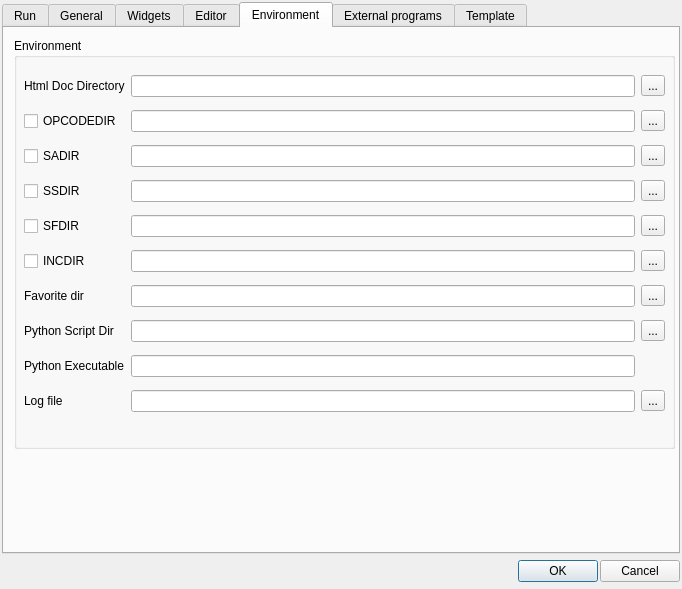
This is src/configdialog.ui in CsoundQt/CsoundQt as Qt 5 draws it before an edit. The edited form follows.
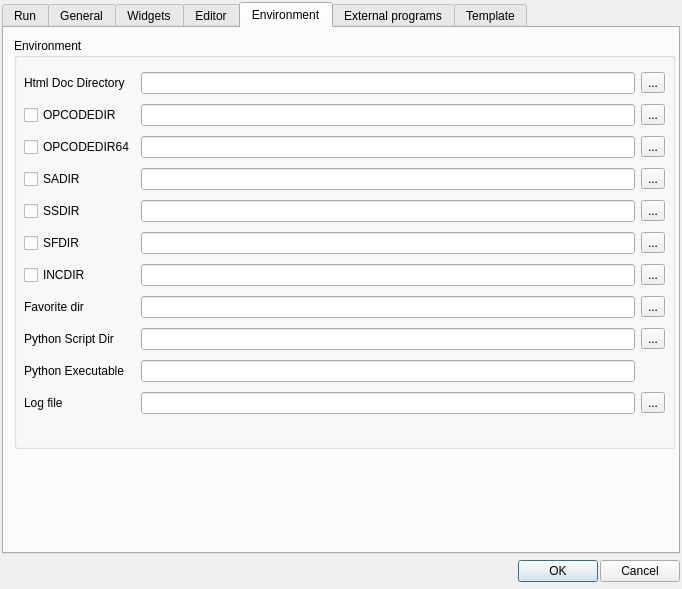
This is the edited form. The open tabs and pages were chosen to show the change.

Commit message: Added support for OPCODEDIR64

```diff
--- a/src/configdialog.ui
+++ b/src/configdialog.ui
@@ -1511,7 +1511,7 @@
           <x>10</x>
           <y>30</y>
           <width>641</width>
-          <height>354</height>
+          <height>359</height>
          </rect>
         </property>
         <layout class="QGridLayout" name="environLayout">
@@ -1545,7 +1545,7 @@
            </property>
           </widget>
          </item>
-         <item row="2" column="0">
+         <item row="3" column="0">
           <widget class="QCheckBox" name="SadirCheckBox">
            <property name="enabled">
             <bool>true</bool>
@@ -1555,21 +1555,21 @@
            </property>
           </widget>
          </item>
-         <item row="2" column="2">
+         <item row="3" column="2">
           <widget class="QLineEdit" name="SadirLineEdit">
            <property name="enabled">
             <bool>true</bool>
            </property>
           </widget>
          </item>
-         <item row="2" column="3">
+         <item row="3" column="3">
           <widget class="QToolButton" name="sadirToolButton">
            <property name="text">
             <string>...</string>
            </property>
           </widget>
          </item>
-         <item row="3" column="0">
+         <item row="4" column="0">
           <widget class="QCheckBox" name="SsdirCheckBox">
            <property name="enabled">
             <bool>true</bool>
@@ -1579,21 +1579,21 @@
            </property>
           </widget>
          </item>
-         <item row="3" column="2">
+         <item row="4" column="2">
           <widget class="QLineEdit" name="SsdirLineEdit">
            <property name="enabled">
             <bool>true</bool>
            </property>
           </widget>
          </item>
-         <item row="3" column="3">
+         <item row="4" column="3">
           <widget class="QToolButton" name="ssdirToolButton">
            <property name="text">
             <string>...</string>
            </property>
           </widget>
          </item>
-         <item row="4" column="0">
+         <item row="5" column="0">
           <widget class="QCheckBox" name="SfdirCheckBox">
            <property name="enabled">
             <bool>true</bool>
@@ -1603,21 +1603,21 @@
            </property>
           </widget>
          </item>
-         <item row="4" column="2">
+         <item row="5" column="2">
           <widget class="QLineEdit" name="SfdirLineEdit">
            <property name="enabled">
             <bool>true</bool>
            </property>
           </widget>
          </item>
-         <item row="4" column="3">
+         <item row="5" column="3">
           <widget class="QToolButton" name="sfdirToolButton">
            <property name="text">
             <string>...</string>
            </property>
           </widget>
          </item>
-         <item row="5" column="0">
+         <item row="6" column="0">
           <widget class="QCheckBox" name="IncdirCheckBox">
            <property name="enabled">
             <bool>true</bool>
@@ -1627,14 +1627,14 @@
            </property>
           </widget>
          </item>
-         <item row="5" column="2">
+         <item row="6" column="2">
           <widget class="QLineEdit" name="IncdirLineEdit">
            <property name="enabled">
             <bool>true</bool>
            </property>
           </widget>
          </item>
-         <item row="5" column="3">
+         <item row="6" column="3">
           <widget class="QToolButton" name="incdirToolButton">
            <property name="text">
             <string>...</string>
@@ -1651,83 +1651,103 @@
            </property>
           </widget>
          </item>
-         <item row="6" column="2">
+         <item row="7" column="2">
           <widget class="QLineEdit" name="favoriteLineEdit">
            <property name="enabled">
             <bool>true</bool>
            </property>
           </widget>
          </item>
-         <item row="6" column="3">
+         <item row="7" column="3">
           <widget class="QToolButton" name="favoriteToolButton">
            <property name="text">
             <string>...</string>
            </property>
           </widget>
          </item>
-         <item row="6" column="0">
+         <item row="7" column="0">
           <widget class="QLabel" name="label_28">
            <property name="text">
             <string>Favorite dir</string>
            </property>
           </widget>
          </item>
-         <item row="7" column="3">
+         <item row="8" column="3">
           <widget class="QToolButton" name="pythonDirToolButton">
            <property name="text">
             <string>...</string>
            </property>
           </widget>
          </item>
-         <item row="7" column="2">
+         <item row="8" column="2">
           <widget class="QLineEdit" name="pythonDirLineEdit">
            <property name="enabled">
             <bool>true</bool>
            </property>
           </widget>
          </item>
-         <item row="9" column="0">
+         <item row="10" column="0">
           <widget class="QLabel" name="label_30">
            <property name="text">
             <string>Log file</string>
            </property>
           </widget>
          </item>
-         <item row="9" column="2">
+         <item row="10" column="2">
           <widget class="QLineEdit" name="logFileLineEdit">
            <property name="enabled">
             <bool>true</bool>
            </property>
           </widget>
          </item>
-         <item row="9" column="3">
+         <item row="10" column="3">
           <widget class="QToolButton" name="logFileToolButton">
            <property name="text">
             <string>...</string>
            </property>
           </widget>
          </item>
-         <item row="8" column="0">
+         <item row="9" column="0">
           <widget class="QLabel" name="label_29">
            <property name="text">
             <string>Python Executable</string>
            </property>
           </widget>
          </item>
-         <item row="7" column="0">
+         <item row="8" column="0">
           <widget class="QLabel" name="pythonDirlabel">
            <property name="text">
             <string>Python Script Dir </string>
            </property>
           </widget>
          </item>
-         <item row="8" column="2">
+         <item row="9" column="2">
           <widget class="QLineEdit" name="pythonExecutableLineEdit">
            <property name="enabled">
             <bool>true</bool>
            </property>
           </widget>
          </item>
+         <item row="2" column="0">
+          <widget class="QCheckBox" name="Opcodedir64CheckBox">
+           <property name="toolTip">
+            <string>Select the location of the csound opcode plugin  directory (usually set by the installer)</string>
+           </property>
+           <property name="text">
+            <string>OPCODEDIR64</string>
+           </property>
+          </widget>
+         </item>
+         <item row="2" column="2">
+          <widget class="QLineEdit" name="Opcodedir64LineEdit"/>
+         </item>
+         <item row="2" column="3">
+          <widget class="QToolButton" name="opcodedir64ToolButton">
+           <property name="text">
+            <string>...</string>
+           </property>
+          </widget>
+         </item>
         </layout>
        </widget>
       </widget>
```
Left out of the diff: 96 changed lines with no effect on the pictures. The commit also changes 6 other files.
